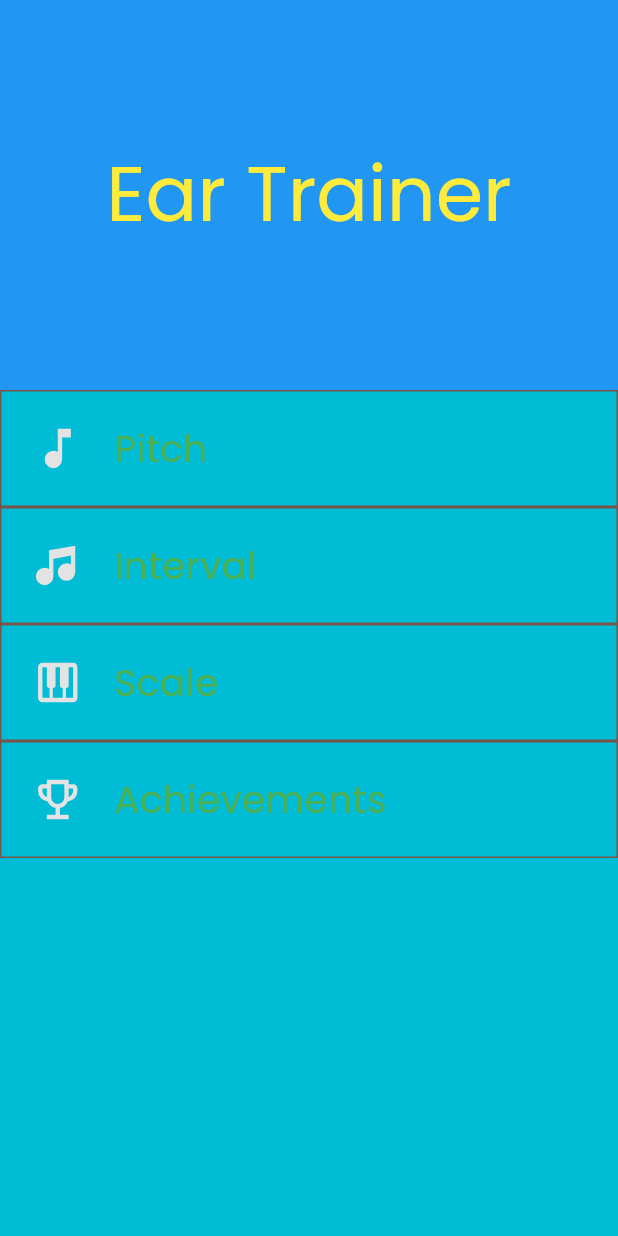
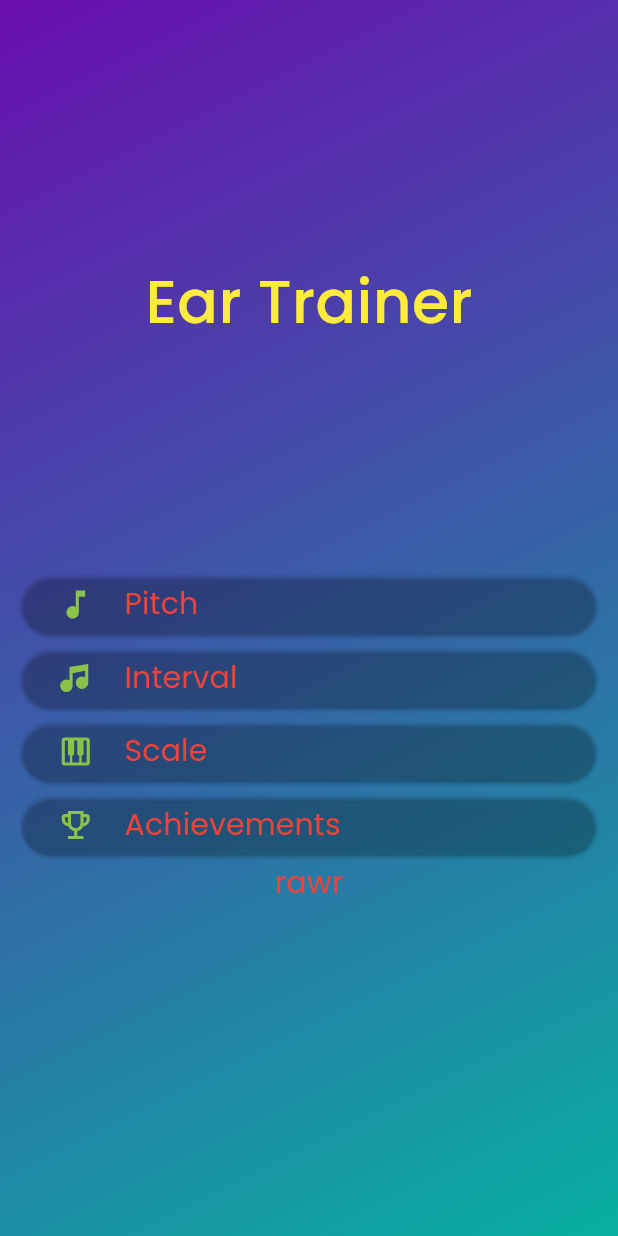
Before and after one commit to definitelynotjin/ear_trainer, a Flutter app: the screen it shows after launch, on a phone screen of 412 x 824 dp. Run offline on Flutter 3.47's test engine with Material 3 defaults, Android fonts, the phone set to English and light mode, and no system bars; our stand-ins replace audioplayers, flutter_svg; missing offline and left inert: step_progress.

```diff
--- a/lib/pages/frontpage.dart
+++ b/lib/pages/frontpage.dart
@@ -11,19 +11,34 @@ class FrontPage extends StatelessWidget {
   @override
   Widget build(BuildContext context) {
     return Scaffold(
-      appBar: AppBar(
-        title: Text(
-          'Ear Trainer',
-          style: TextStyle(color: Colors.yellow, fontSize: 51),
+      extendBodyBehindAppBar: true,
+      body: Container(
+        decoration: const BoxDecoration(
+          gradient: LinearGradient(
+            begin: Alignment.topLeft,
+            end: Alignment.bottomRight,
+            colors: [
+              Color.fromARGB(255, 105, 14, 174),
+              Color.fromARGB(255, 8, 175, 161),
+            ],
           ),
-        backgroundColor: Colors.blue,
-        centerTitle: true,
-        toolbarHeight: 260,
         ),
-      backgroundColor: Colors.cyan,
-      body: Column(
+        child: SafeArea(
+          child: Padding(
+            padding: const EdgeInsets.fromLTRB(14, 22, 14, 14),
+            child: Column(
               crossAxisAlignment: CrossAxisAlignment.center,
               children: [
+                const SizedBox(height: 150),
+                Text(
+                  'Ear Trainer',
+                  style: TextStyle(
+                    color: Colors.yellow,
+                    fontWeight: FontWeight.w500,
+                    fontSize: 40,
+                  ),
+                ),
+                const SizedBox(height: 150),
                 MenuButton(
                   label: 'Pitch',
                   iconPath: 'assets/icons/single_note.svg',
@@ -34,6 +49,7 @@ class FrontPage extends StatelessWidget {
                     );
                   },
                 ),
+                SizedBox(height: 1),
                 MenuButton(
                   label: 'Interval',
                   iconPath: 'assets/icons/double_note.svg',
@@ -46,6 +62,7 @@ class FrontPage extends StatelessWidget {
                     );
                   },
                 ),
+                SizedBox(height: 1),
                 MenuButton(
                   label: 'Scale',
                   iconPath: 'assets/icons/piano.svg',
@@ -56,17 +73,31 @@ class FrontPage extends StatelessWidget {
                     );
                   },
                 ),
+                SizedBox(height: 1),
                 MenuButton(
                   label: 'Achievements',
                   iconPath: 'assets/icons/trophy.svg',
                   onTap: () {
                     Navigator.push(
                       context,
-                MaterialPageRoute(builder: (context) => const Achievements()),
+                      MaterialPageRoute(
+                        builder: (context) => const Achievements(),
+                      ),
                     );
                   },
                 ),
+                Text(
+                  'rawr',
+                  style: TextStyle(
+                    color: Colors.red,
+                    fontSize: 20,
+                    fontWeight: FontWeight.w100,
+                  ),
+                ),
               ],
+            ),
+          ),
+        ),
       ),
     );
   }
--- a/lib/pages/interval.dart
+++ b/lib/pages/interval.dart
@@ -11,7 +11,7 @@ class Interval extends StatelessWidget {
           'Interval',
           style: TextStyle(color: Colors.yellow, fontSize: 20),
         ),
-        backgroundColor: Colors.green,
+        backgroundColor: Colors.yellow,
       ),
     );
   }
--- a/lib/widgets/menu_button.dart
+++ b/lib/widgets/menu_button.dart
@@ -1,3 +1,5 @@
+import 'dart:ui';
+
 import 'package:flutter/material.dart';
 import 'package:flutter_svg/flutter_svg.dart';
 
@@ -14,17 +16,30 @@ class MenuButton extends StatelessWidget {
   });
   @override
   Widget build(BuildContext context) {
-    return Container(
-      padding: EdgeInsets.all(20),
-      decoration: BoxDecoration(border: Border.all(color: Colors.brown)),
+    return ElevatedButton(
+      style: ElevatedButton.styleFrom(backgroundColor: Colors.transparent),
+      onPressed: () {},
       child: InkWell(
         onTap: onTap,
-        borderRadius: BorderRadius.circular(10),
         child: Row(
+          mainAxisSize: MainAxisSize.max,
           children: [
-            SvgPicture.asset(iconPath, width: 35, height: 35),
+            BackdropFilter(filter: ImageFilter.blur(sigmaX: 5, sigmaY: 5)),
+            SvgPicture.asset(
+              iconPath,
+              width: 25,
+              height: 25,
+              color: Colors.lightGreen,
+            ),
             const SizedBox(width: 20),
-            Text(label, style: TextStyle(color: Colors.green, fontSize: 25)),
+            Text(
+              label,
+              style: TextStyle(
+                color: Colors.red,
+                fontSize: 20,
+                fontWeight: FontWeight.w100,
+              ),
+            ),
           ],
         ),
       ),
--- a/lib/widgets/pagebar.dart
+++ b/lib/widgets/pagebar.dart
@@ -44,7 +44,7 @@ class _StepProgressBarState extends State<StepProgressBar> {
       theme: const StepProgressThemeData(
         stepLineSpacing: 3,
         defaultForegroundColor: Color.fromARGB(255, 138, 138, 138),
-        activeForegroundColor: Color.fromARGB(255, 1, 255, 73),
+        activeForegroundColor: Color.fromARGB(143, 255, 1, 1),
         stepLineStyle: StepLineStyle(
           lineThickness: 3,
           borderRadius: Radius.circular(2),
--- a/pubspec.yaml
+++ b/pubspec.yaml
@@ -36,6 +36,9 @@ dependencies:
   cupertino_icons: ^1.0.8
   flutter_svg: ^2.2.3
   step_progress: ^2.7.1
+  audioplayers: ^6.5.1
+  file_picker: ^10.3.10
+  modal_bottom_sheet: ^3.0.0
 
 dev_dependencies:
   flutter_test:
@@ -61,6 +64,7 @@ flutter:
   # To add assets to your application, add an assets section, like this:
   assets:
     - assets/icons/
+    - assets/audio/
 
   # An image asset can refer to one or more resolution-specific "variants", see
   # https://flutter.dev/to/resolution-aware-images
```
Also changed, not shown: lib/models/pitchquestions.dart (added, +21 -0 lines), lib/pages/pitch.dart (+83 -27 lines), lib/widgets/arrow_button.dart (added, +44 -0 lines), lib/widgets/note_button.dart (+25 -17 lines), lib/widgets/quiz_navigation_button.dart (added, +38 -0 lines), pubspec.lock, 12 other files. Lines whose indentation alone changed are shown as unchanged.
